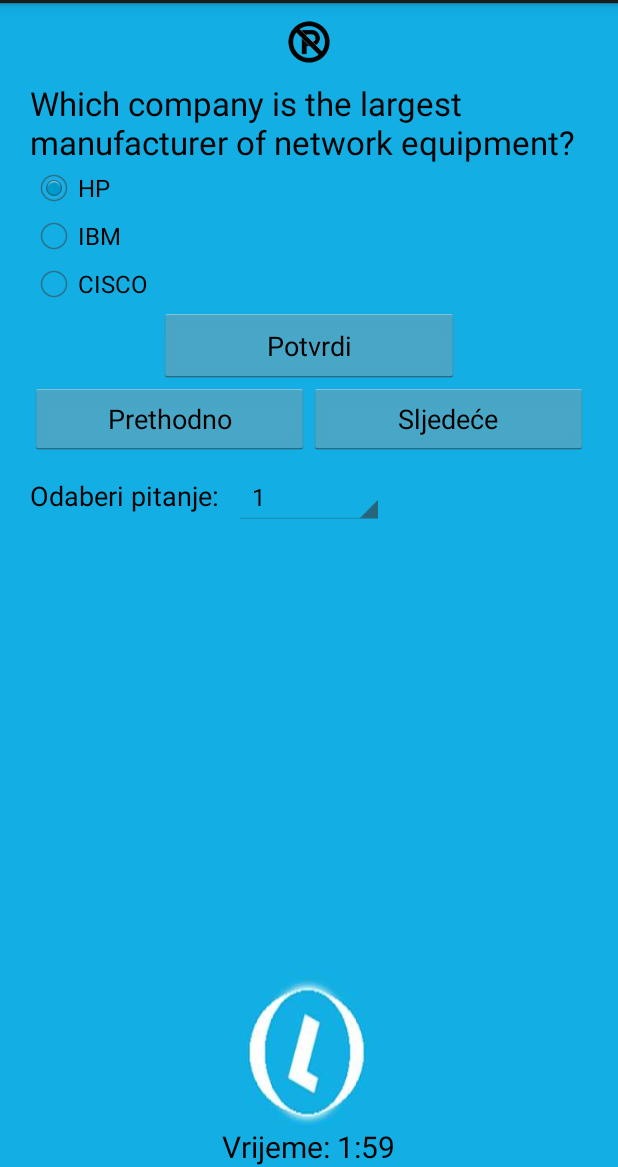
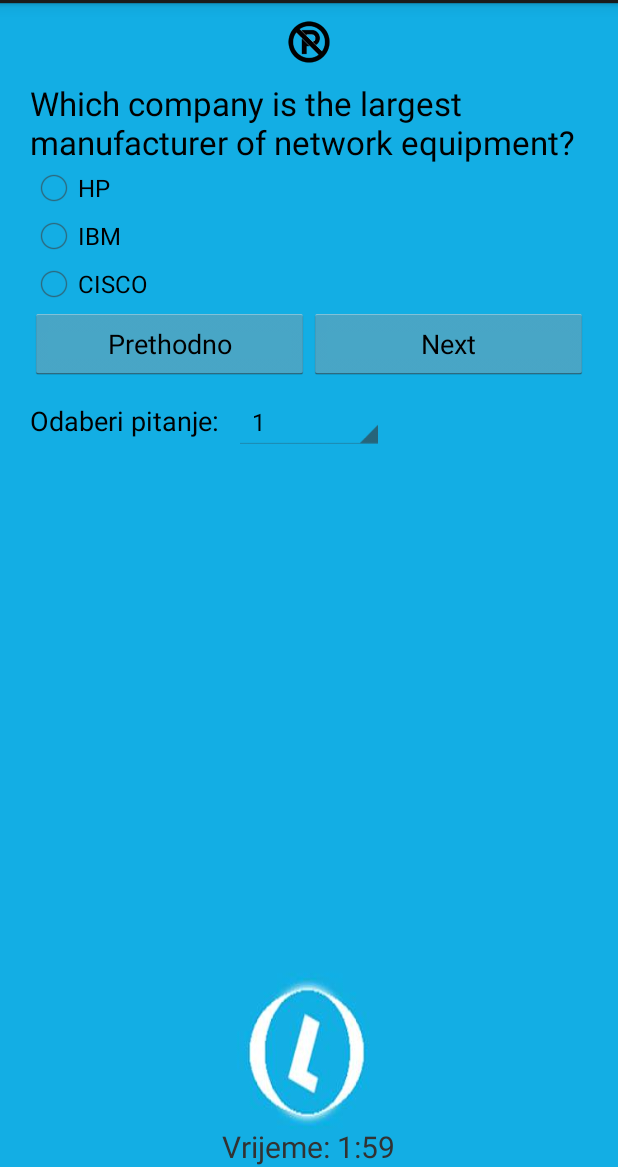
Before and after one commit to rimatik/DrivingSchool-mobile, an Android app: the screen it shows after launch (QuizActivity), after a tap on an icon or button, on a phone screen of 412 x 824 dp, the part 69-1236 px from its top. Run offline under Robolectric (Android 15) with nearby library versions, the phone set to English and light mode, and no system bars.

Commit message:
quiz fixed

```diff
--- a/app/src/main/java/com/slaven/radja/autoskola/ispiti/DbHelper.java
+++ b/app/src/main/java/com/slaven/radja/autoskola/ispiti/DbHelper.java
@@ -31,6 +31,8 @@ public class DbHelper extends SQLiteOpenHelper {
     private static final String KEY_OPTC= "optc"; //option c
     private static final String KEY_IMAGE_ID = "image_id";
     private static final String KEY_HAS_IMAGE = "has_image";
+    private static final String KEY_CORRECT_ANSWER = "correct_answer";
+
     private SQLiteDatabase dbase;
     public DbHelper(Context context) {
         super(context, DATABASE_NAME, null, DATABASE_VERSION);
@@ -41,7 +43,8 @@ public class DbHelper extends SQLiteOpenHelper {
         String sql = "CREATE TABLE IF NOT EXISTS " + TABLE_QUEST + " ( "
                 + KEY_ID + " INTEGER PRIMARY KEY AUTOINCREMENT, " + KEY_QUES
                 + " TEXT, " + KEY_ANSWER+ " TEXT, "+KEY_OPTA +" TEXT, "
-                +KEY_OPTB +" TEXT, "+KEY_OPTC+" TEXT, " + KEY_IMAGE_ID + " INTEGER, " + KEY_HAS_IMAGE + " INTEGER) ";
+                +KEY_OPTB +" TEXT, "+KEY_OPTC+" TEXT, " + KEY_IMAGE_ID + " INTEGER, " + KEY_HAS_IMAGE + " INTEGER, "
+                + KEY_CORRECT_ANSWER + " INTEGER)";
         Log.e("SLAVEN", sql);
         db.execSQL(sql);
         addQuestions();
@@ -51,19 +54,19 @@ public class DbHelper extends SQLiteOpenHelper {
     {
 
         Question q1=new Question("Which company is the largest manufacturer" +
-                " of network equipment?","HP", "IBM", "CISCO", "CISCO", R.drawable.parking_icon, true);
+                " of network equipment?","HP", "IBM", "CISCO", "CISCO", R.drawable.parking_icon, true, 2);
         this.addQuestion(q1);
         Question q2=new Question("Which of the following is NOT " +
-                "an operating system?", "SuSe", "BIOS", "DOS", "BIOS");
+                "an operating system?", "SuSe", "BIOS", "DOS", "BIOS", -1, false, 1);
         this.addQuestion(q2);
         Question q3=new Question("Which of the following is the fastest" +
-                " writable memory?","RAM", "FLASH","Register","Register", R.drawable.semafor_icon, true);
+                " writable memory?","RAM", "FLASH","Register","Register", R.drawable.semafor_icon, true, 2);
         this.addQuestion(q3);
         Question q4=new Question("Which of the following device" +
-                " regulates internet traffic?", "Router", "Bridge", "Hub","Router");
+                " regulates internet traffic?", "Router", "Bridge", "Hub","Router", -1, false, 0);
         this.addQuestion(q4);
         Question q5=new Question("Which of the following is NOT an" +
-                " interpreted language?","Ruby","Python","BASIC","BASIC");
+                " interpreted language?","Ruby","Python","BASIC","BASIC", -1, false, 2);
         this.addQuestion(q5);
 
     }
@@ -85,6 +88,7 @@ public class DbHelper extends SQLiteOpenHelper {
         values.put(KEY_ANSWER, quest.getANSWER());
         values.put(KEY_IMAGE_ID, quest.getImg_ID());
         values.put(KEY_HAS_IMAGE, quest.hasImage() ? 1 : 0);
+        values.put(KEY_CORRECT_ANSWER, quest.getCorrectAnswer());
 
 // Inserting Row
         dbase.insert(TABLE_QUEST, null, values);
@@ -107,6 +111,7 @@ public class DbHelper extends SQLiteOpenHelper {
                 quest.setANSWER(cursor.getString(2));
                 quest.setImg_ID(cursor.getInt(6));
                 quest.setHasImage(cursor.getInt(7) == 1);
+                quest.setCorrectAnswer(cursor.getInt(8));
                 quesList.add(quest);
             } while (cursor.moveToNext());
         }
--- a/app/src/main/java/com/slaven/radja/autoskola/ispiti/Question.java
+++ b/app/src/main/java/com/slaven/radja/autoskola/ispiti/Question.java
@@ -13,6 +13,7 @@ public class Question {
     private String ANSWER;
     private int img_ID;
     private boolean hasImage;
+    private int correctAnswer;
 
 
     public Question()
@@ -25,10 +26,11 @@ public class Question {
         ANSWER="";
         img_ID = 0;
         hasImage = false;
+        correctAnswer = -1;
 
     }
     public Question(String qUESTION, String oPTA, String oPTB, String oPTC,
-                    String aNSWER, int id_Image, boolean hasImage)
+                    String aNSWER, int id_Image, boolean hasImage, int correctAnswer)
     {
         QUESTION = qUESTION;
         OPTA = oPTA;
@@ -37,16 +39,9 @@ public class Question {
         ANSWER = aNSWER;
         img_ID = id_Image;
         this.hasImage = hasImage;
+        this.correctAnswer = correctAnswer;
     }
-    public Question(String qUESTION, String oPTA, String oPTB, String oPTC,
-                    String aNSWER) {
 
-        QUESTION = qUESTION;
-        OPTA = oPTA;
-        OPTB = oPTB;
-        OPTC = oPTC;
-        ANSWER = aNSWER;
-    }
     public int getID()
     {
         return ID;
@@ -95,4 +90,16 @@ public class Question {
     public void setHasImage(boolean hasImage) {
         this.hasImage = hasImage;
     }
+
+    public boolean isHasImage() {
+        return hasImage;
+    }
+
+    public int getCorrectAnswer() {
+        return correctAnswer;
+    }
+
+    public void setCorrectAnswer(int correctAnswer) {
+        this.correctAnswer = correctAnswer;
+    }
 }
--- a/app/src/main/java/com/slaven/radja/autoskola/ispiti/QuizActivity.java
+++ b/app/src/main/java/com/slaven/radja/autoskola/ispiti/QuizActivity.java
@@ -6,7 +6,6 @@ package com.slaven.radja.autoskola.ispiti;
 
 import android.app.Activity;
 import android.content.Intent;
-import android.graphics.Color;
 import android.os.Bundle;
 import android.os.CountDownTimer;
 import android.view.Menu;
@@ -14,13 +13,14 @@ import android.view.View;
 import android.widget.AdapterView;
 import android.widget.ArrayAdapter;
 import android.widget.Button;
+import android.widget.CompoundButton;
 import android.widget.ImageView;
 import android.widget.RadioButton;
 import android.widget.RadioGroup;
 import android.widget.Spinner;
 import android.widget.TextView;
-import android.widget.Toast;
 
+import com.slaven.radja.autoskola.Constants;
 import com.slaven.radja.autoskola.R;
 
 import java.util.ArrayList;
@@ -29,16 +29,19 @@ import java.util.concurrent.TimeUnit;
 
 public class QuizActivity extends Activity {
 
-    List<Question> quesList;
-    int score = 0;
-    int qid = 0;
-    Question currentQ, confirmedQ;
-    TextView txtQuestion, tvVrijeme;
-    RadioButton rda, rdb, rdc, answer;
-    Button butNext,butPrev,butConfirm;
-    Intent serviceIntent;
-    ImageView questionImage;
-    Spinner questionPicker;
+    private List<Question> quesList;
+    private List<Integer> answers;
+    private List<Integer> correctAnswers;
+    private int qid = 0;
+    private Question currentQ;
+    private TextView txtQuestion, tvVrijeme;
+    private RadioButton rda, rdb, rdc;
+    private Button butNext;
+    private Intent intent;
+    private ImageView questionImage;
+    private Spinner questionPicker;
+    private CountDownTimer countDownTimer;
+    private RadioGroup radioGroup;
 
     @Override
     protected void onCreate(Bundle savedInstanceState) {
@@ -47,134 +50,90 @@ public class QuizActivity extends Activity {
         DbHelper db = new DbHelper(this);
 
         quesList = db.getAllQuestions();
+        answers = new ArrayList<Integer>();
+        correctAnswers = new ArrayList<Integer>();
+        initializeListOfAnswers();
         currentQ = quesList.get(qid);
-        confirmedQ = quesList.get(qid);
         txtQuestion = (TextView) findViewById(R.id.textView1);
         rda = (RadioButton) findViewById(R.id.radio0);
+        rda.setOnCheckedChangeListener(checkedChangeListener);
         rdb = (RadioButton) findViewById(R.id.radio1);
+        rdb.setOnCheckedChangeListener(checkedChangeListener);
         rdc = (RadioButton) findViewById(R.id.radio2);
+        rdc.setOnCheckedChangeListener(checkedChangeListener);
         butNext = (Button) findViewById(R.id.bNext);
-        butPrev = (Button) findViewById(R.id.bPrev);
-        butConfirm = (Button) findViewById(R.id.bConfirm);
+        Button butPrev = (Button) findViewById(R.id.bPrev);
         tvVrijeme = (TextView) findViewById(R.id.satPrikaz);
-        serviceIntent = new Intent(QuizActivity.this, ResultActivity.class);
+        intent = new Intent(this, ResultActivity.class);
         questionImage = (ImageView) findViewById(R.id.iv_question_image);
         questionPicker = (Spinner) findViewById(R.id.question_picker);
+        radioGroup = (RadioGroup) findViewById(R.id.radioGroup1);
         setupQuestionPickerSpinner();
-        setQuestionView();
+        setNextQuestionView();
 
-        new CountDownTimer(120000, 1000) {
+        countDownTimer = new CountDownTimer(120000, 1000) {
 
             public void onTick(long millisUntilFinished) {
 
                 tvVrijeme.setText("Vrijeme: " + TimeUnit.MILLISECONDS.toMinutes(millisUntilFinished) + ":" + (TimeUnit.MILLISECONDS.toSeconds(millisUntilFinished) -
                         TimeUnit.MINUTES.toSeconds(TimeUnit.MILLISECONDS.toMinutes(millisUntilFinished))));
-                tvVrijeme.setTextColor(Color.BLACK);
-
 
             }
 
             public void onFinish() {
-                Bundle b = new Bundle();
-                b.putInt("score", score);
-                startActivity(serviceIntent);
+                startActivity(intent);
                 finish();
             }
-        }.start();
+        };
 
-        butConfirm.setOnClickListener(new View.OnClickListener() {
+        countDownTimer.start();
+
+        butNext.setOnClickListener(new View.OnClickListener() {
             @Override
             public void onClick(View view) {
-                RadioGroup grp = (RadioGroup) findViewById(R.id.radioGroup1);
-                answer = (RadioButton) findViewById(grp.getCheckedRadioButtonId());
-
-                if(confirmedQ.getANSWER().equals(answer.getText())){
-                    if(qid <= 1){
-                        if (currentQ.getANSWER().equals(answer.getText())){
-                            confirmedQ.setANSWER((String)answer.getText());
+                // ako sam na zadnjem pitanju
+                if (qid == quesList.size() - 1) {
+                    int score = 0;
+                    for (int i = 0; i < quesList.size(); i++) {
+                        if (answers.get(i).equals(correctAnswers.get(i))) {
                             score++;
-                            Bundle b = new Bundle();
-                            b.putInt("score", score);
-                            serviceIntent.putExtras(b);
                         }
-                        else{
-
-                            Bundle b = new Bundle();
-                            b.putInt("score", score);
-                            serviceIntent.putExtras(b);
-
-                        }
-                        }
-                       else{
-                        Bundle b = new Bundle();
-                        b.putInt("score", score);
-                        serviceIntent.putExtras(b);
                     }
-                    }
-                else  {
-                   if (currentQ.getANSWER().equals(answer.getText())){
-                     confirmedQ.setANSWER((String)answer.getText());
-                    score++;
-                    Bundle b = new Bundle();
-                    b.putInt("score", score);
-                    serviceIntent.putExtras(b);
-                   }
-                   else{
-
-                       Bundle b = new Bundle();
-                       b.putInt("score", score);
-                       serviceIntent.putExtras(b);
-
-                   }
+                    countDownTimer.cancel();
+                    Intent intent = new Intent(QuizActivity.this, ResultActivity.class);
+                    Bundle bundle = new Bundle();
+                    bundle.putInt(Constants.KEY_SCORE, score);
+                    intent.putExtras(bundle);
+                    startActivity(intent);
+                    finish();
+                } else {
+                    qid++;
+                    currentQ = quesList.get(qid);
+                    setNextQuestionView();
                 }
-
-
             }
 
         });
 
-        butNext.setOnClickListener(new View.OnClickListener() {
-            @Override
-            public void onClick(View view) {
-
-                if (qid < 5) {
-                    currentQ = quesList.get(qid);
-                    Bundle b = new Bundle();
-                    b.putInt("score", score);
-                    serviceIntent.putExtras(b);
-                    setQuestionView();
-
-
-                } else {
-                    Intent intent = new Intent(QuizActivity.this, ResultActivity.class);
-                    Bundle b = new Bundle();
-                    b.putInt("score", score); //Your score
-                    intent.putExtras(b); //Put your score to your next Intent
-                    startActivity(intent);
-                    finish();
-                }
-            }
-
-        });
         butPrev.setOnClickListener(new View.OnClickListener() {
             @Override
             public void onClick(View view) {
+                if (qid == 0) {
+                    return;
+                }
+                qid--;
+                currentQ = quesList.get(qid);
+                setPrevQuestionView();
+            }
+        });
+    }
 
-                if (qid <= 1) {
-                    Toast.makeText(getApplicationContext(), "Prvo pitanje", Toast.LENGTH_LONG).show();
-
-                } else{
-                    qid = qid-2;
-                    currentQ = quesList.get(qid);
-                    setQuestionView();
-
-
-                }
-            }
-
-
-        });
-
+    private void initializeListOfAnswers() {
+        for (int i = 0; i < quesList.size(); i++) {
+            // -1 znaci da je pitanje neodgovoreno
+            answers.add(i, -1);
+            correctAnswers.add(i, quesList.get(i).getCorrectAnswer());
+        }
     }
 
     private void setupQuestionPickerSpinner() {
@@ -194,7 +153,42 @@ public class QuizActivity extends Activity {
         return true;
     }
 
-    private void setQuestionView() {
+    @Override
+    protected void onDestroy() {
+        super.onDestroy();
+        try {
+            countDownTimer.cancel();
+        } catch (Exception e) {
+            e.printStackTrace();
+        }
+    }
+
+    private void setNextQuestionView() {
+        setQuestionTextAndAnswers();
+        if (qid == quesList.size() - 1) {
+            butNext.setText(getString(R.string.finish_quiz));
+        } else {
+            butNext.setText(getString(R.string.next));
+        }
+    }
+
+    private void setPrevQuestionView() {
+        setQuestionTextAndAnswers();
+        butNext.setText(getString(R.string.next));
+    }
+
+    private void setQuestionTextAndAnswers() {
+        if (answers.get(qid) != -1) {
+            if (answers.get(qid) == 0) {
+                rda.toggle();
+            } else if (answers.get(qid) == 1) {
+                rdb.toggle();
+            } else {
+                rdc.toggle();
+            }
+        } else {
+            radioGroup.clearCheck();
+        }
         txtQuestion.setText(currentQ.getQUESTION());
         rda.setText(currentQ.getOPTA());
         rdb.setText(currentQ.getOPTB());
@@ -205,25 +199,6 @@ public class QuizActivity extends Activity {
         } else {
             questionImage.setVisibility(View.GONE);
         }
-        qid++;
-    }
-
-    private void setQuestionViewPrev() {
-        if (qid == 0) {
-            return;
-        }
-        Question prevQ = quesList.get(qid - 1);
-        txtQuestion.setText(prevQ.getQUESTION());
-        rda.setText(prevQ.getOPTA());
-        rdb.setText(prevQ.getOPTB());
-        rdc.setText(prevQ.getOPTC());
-        if (prevQ.hasImage()) {
-            questionImage.setImageResource(prevQ.getImg_ID());
-            questionImage.setVisibility(View.VISIBLE);
-        } else {
-            questionImage.setVisibility(View.GONE);
-        }
-        qid--;
     }
 
     private AdapterView.OnItemSelectedListener questionPickerListener = new AdapterView.OnItemSelectedListener() {
@@ -231,8 +206,8 @@ public class QuizActivity extends Activity {
         @Override
         public void onItemSelected(AdapterView<?> adapterView, View view, int position, long l) {
             qid = position;
-            currentQ = quesList.get(position);
-            setQuestionView();
+            currentQ = quesList.get(qid);
+            setNextQuestionView();
         }
 
         @Override
@@ -240,4 +215,20 @@ public class QuizActivity extends Activity {
 
         }
     };
+
+    private CompoundButton.OnCheckedChangeListener checkedChangeListener = new CompoundButton.OnCheckedChangeListener() {
+        @Override
+        public void onCheckedChanged(CompoundButton compoundButton, boolean checked) {
+            if (checked) {
+                String text = (String) compoundButton.getText();
+                if (currentQ.getOPTA().equals(text)) {
+                    answers.set(qid, 0);
+                } else if (currentQ.getOPTB().equals(text)) {
+                    answers.set(qid, 1);
+                } else {
+                    answers.set(qid, 2);
+                }
+            }
+        }
+    };
 }
--- a/app/src/main/res/layout/activity_kviz.xml
+++ b/app/src/main/res/layout/activity_kviz.xml
@@ -43,7 +43,6 @@
                 android:id="@+id/radio0"
                 android:layout_width="match_parent"
                 android:layout_height="wrap_content"
-                android:checked="true"
                 tools:text="RadioButton"
                 android:textColor="@color/black" />
 
@@ -66,19 +65,6 @@
 
 
         </RadioGroup>
-
-        <RelativeLayout
-            android:layout_width="fill_parent"
-            android:layout_height="wrap_content">
-
-            <Button
-                android:layout_centerInParent="true"
-                android:layout_width="200dp"
-                android:layout_height="50dp"
-                android:text="Potvrdi"
-                android:id="@+id/bConfirm" />
-
-        </RelativeLayout>
 
         <LinearLayout
             android:layout_width="match_parent"
--- a/app/src/main/res/values/strings.xml
+++ b/app/src/main/res/values/strings.xml
@@ -5,6 +5,8 @@
     <string name="hello_world">Hello world!</string>
     <string name="action_settings">Settings</string>
     <string name="choose_question">Odaberi pitanje: </string>
+    <string name="finish_quiz">Finish quiz</string>
+    <string name="next">Next</string>
 
     <string-array name="titles">
         <item>Brzina kretanja</item>
```
Also changed, not shown: app/src/main/java/com/slaven/radja/autoskola/Constants.java (added, +9 -0 lines), app/src/main/java/com/slaven/radja/autoskola/ispiti/ResultActivity.java (+9 -11 lines).
